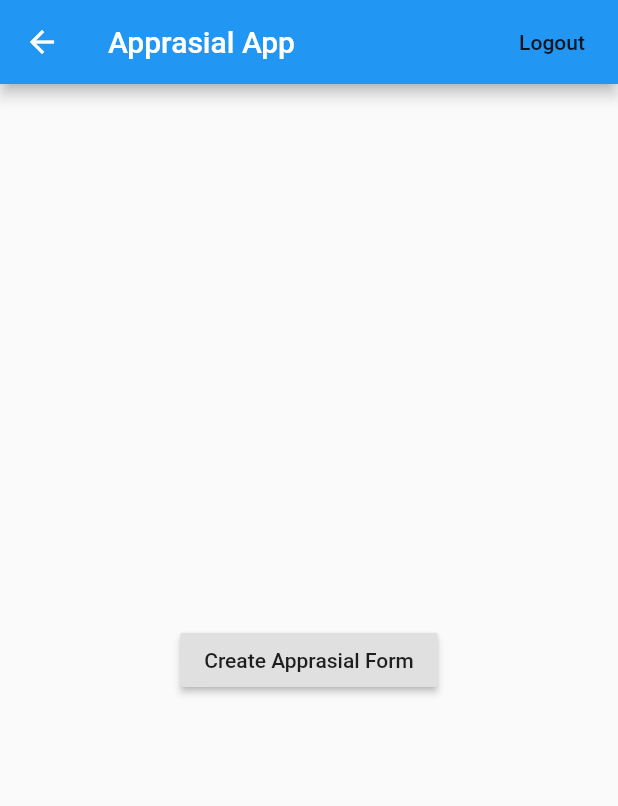
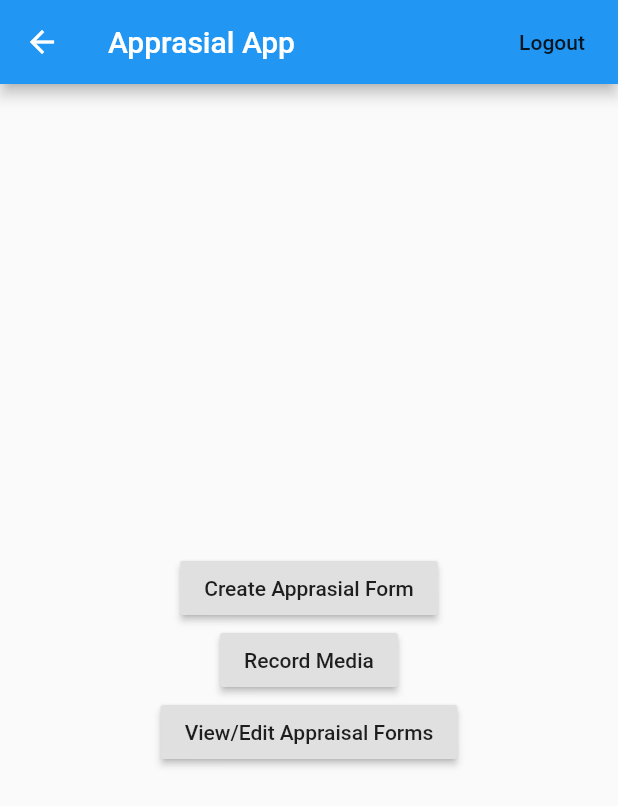
Before and after one commit to adrianriveraz/Appraisal, a Flutter app: the Home screen opened by its route, on a phone screen of 412 x 824 dp. Shown: the top 806 px of the screen. Run offline on Flutter 3.47's test engine with Material 2 defaults, Android fonts, the phone set to English and light mode, and no system bars; our stand-ins replace firebase_auth, image_picker, video_player; accounts and stored records are empty.

Commit message:
Add listView screen and add all buttons to home screen

```diff
--- a/appraisal_project/lib/main.dart
+++ b/appraisal_project/lib/main.dart
@@ -1,7 +1,8 @@
 import 'package:flutter/material.dart';
 import 'package:appraisal_project/routes.dart';
-import 'package:appraisal_project/auth.dart';
-import 'package:appraisal_project/screens/login/login.dart';
+// import 'package:appraisal_project/auth.dart';
+// import 'package:appraisal_project/screens/login/login.dart';
+
 void main() => runApp(MyApp());
 
 //set up homepage as initial route, Do NOT add other Material Apps
--- a/appraisal_project/lib/routes.dart
+++ b/appraisal_project/lib/routes.dart
@@ -2,10 +2,10 @@ import 'package:appraisal_project/root.dart';
 import 'package:appraisal_project/screens/form/form.dart';
 import 'package:flutter/material.dart';
 import 'package:appraisal_project/screens/home/home.dart';
-import 'package:appraisal_project/screens/login/login.dart';
+// import 'package:appraisal_project/screens/login/login.dart';
 import 'package:appraisal_project/auth.dart';
 import 'package:appraisal_project/screens/captureMedia.dart';
-import 'package:appraisal_project/screens/viewList.dart';
+import 'package:appraisal_project/screens/dynamic_listview.dart';
 
 //generate routes for navagation
 class RouteGenerator {
@@ -31,7 +31,7 @@ class RouteGenerator {
 
       case '/vieweditforms': //form page
         //add type validation later
-        return MaterialPageRoute(builder: (_) => ViewList());
+        return MaterialPageRoute(builder: (_) => DynamicListViewScreen());
 
       default: //otherwise navigate to error page
         return _errorRoute();
--- a/appraisal_project/lib/screens/form/formdef.dart
+++ b/appraisal_project/lib/screens/form/formdef.dart
@@ -1,4 +1,4 @@
-class ApForm{
+class ApForm {
   String paddress;
   String city;
   String state;
--- a/appraisal_project/lib/screens/home/home.dart
+++ b/appraisal_project/lib/screens/home/home.dart
@@ -1,41 +1,44 @@
 import 'package:appraisal_project/auth.dart';
 import 'package:flutter/material.dart';
 import 'package:appraisal_project/screens/home/widgets/goappform_button.dart';
-import 'package:appraisal_project/auth.dart';
 import 'package:appraisal_project/screens/home/widgets/gocapturemedia_button.dart';
+import 'package:appraisal_project/screens/home/widgets/golistforms_button.dart';
 
 class Home extends StatelessWidget {
   Home({this.auth, this.onSignedOut});
   final BaseAuth auth;
   final VoidCallback onSignedOut;
 
- void _signOut() async{
-   try{
+  void _signOut() async {
+    try {
       await auth.signOut();
       onSignedOut();
-   }catch(e){
+    } catch (e) {
       print(e);
     }
   }
 
-
-
   @override
   Widget build(BuildContext context) {
     return new Scaffold(
-        appBar: AppBar(
-          title: Text('Apprasial App'),
-          actions:<Widget>[
-            new FlatButton(
-              child: new Text("Logout"),
-              onPressed: () =>_signOut()
-            )
-          ]
-        ),
-        body: Center(
-          child: GoAppFormButton()
-          //child: CaptureMediaButton()
-        ),
+      appBar: AppBar(title: Text('Apprasial App'), actions: <Widget>[
+        new FlatButton(child: new Text("Logout"), onPressed: () => _signOut())
+      ]),
+      body: Center(child: buildRow()),
+
+      //child: GoCaptureMediaButton()
     );
   }
 }
+
+Widget buildRow() =>
+    // #docregion Row
+    Column(
+      mainAxisAlignment: MainAxisAlignment.center,
+      crossAxisAlignment: CrossAxisAlignment.center,
+      children: <Widget>[
+        GoAppFormButton(),
+        GoCaptureMediaButton(),
+        GoListFormsButton()
+      ],
+    );
--- a/appraisal_project/lib/screens/home/widgets/goappform_button.dart
+++ b/appraisal_project/lib/screens/home/widgets/goappform_button.dart
@@ -1,7 +1,7 @@
 import 'package:flutter/material.dart';
 
 //create App Form button, when pressed goes to form page
-class GoAppFormButton extends StatelessWidget{
+class GoAppFormButton extends StatelessWidget {
   @override
   Widget build(BuildContext context) {
     return RaisedButton(
--- a/appraisal_project/lib/screens/home/widgets/gocapturemedia_button.dart
+++ b/appraisal_project/lib/screens/home/widgets/gocapturemedia_button.dart
@@ -1,7 +1,7 @@
 import 'package:flutter/material.dart';
 
 //create App Form button, when pressed goes to form page
-class CaptureMediaButton extends StatelessWidget {
+class GoCaptureMediaButton extends StatelessWidget {
   @override
   Widget build(BuildContext context) {
     return RaisedButton(
--- a/appraisal_project/lib/screens/home/widgets/golistforms_button.dart
+++ b/appraisal_project/lib/screens/home/widgets/golistforms_button.dart
@@ -1,7 +1,7 @@
 import 'package:flutter/material.dart';
 
 //create App Form button, when pressed goes to form page
-class GoAppFormButton extends StatelessWidget {
+class GoListFormsButton extends StatelessWidget {
   @override
   Widget build(BuildContext context) {
     return RaisedButton(
--- a/appraisal_project/lib/screens/login/logindef.dart
+++ b/appraisal_project/lib/screens/login/logindef.dart
@@ -1,6 +1,4 @@
-class LForm{
-
+class LForm {
   String email;
   String password;
-
 }
```
Also changed, not shown: appraisal_project/lib/auth.dart (+14 -13 lines), appraisal_project/lib/root.dart (+13 -22 lines), appraisal_project/lib/screens/dynamic_listview.dart (added, +109 -0 lines), appraisal_project/lib/screens/form/form.dart (+71 -18 lines), appraisal_project/lib/screens/login/login.dart (+32 -43 lines), appraisal_project/lib/screens/viewList.dart (deleted, +0 -246 lines), appraisal_project/lib/screens/captureMedia.dart (line endings or trailing spaces), appraisal_project/pubspec.lock. Lines whose indentation alone changed are shown as unchanged.
